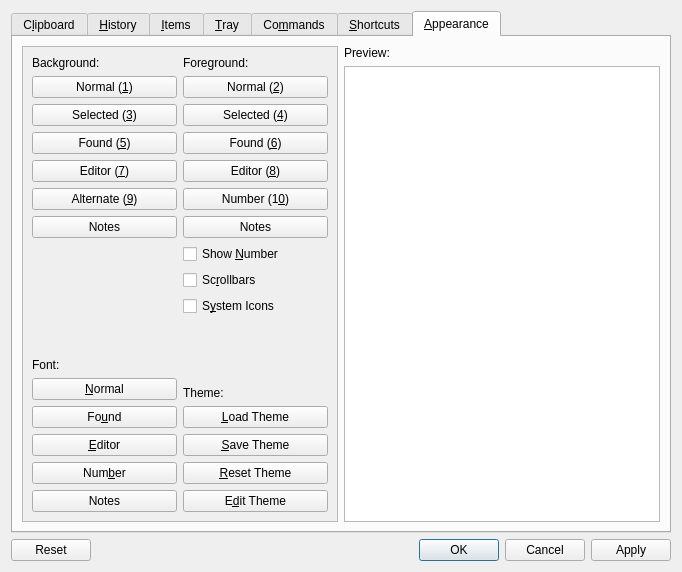
Above: src/ui/configurationmanager.ui from hluk/CopyQ before the change. Below: the same form after it.
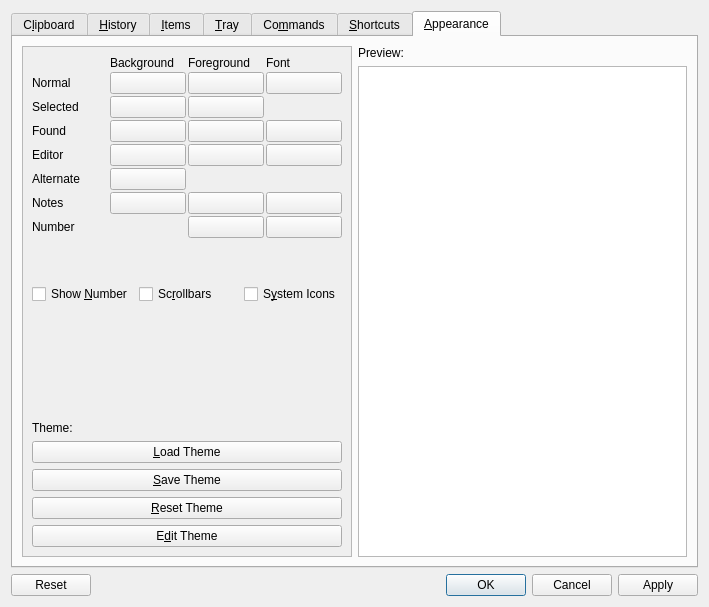
That is the form after the change. The open tabs and pages were chosen to show the change. Icons and pictures are not drawn. Custom widgets are drawn as their Qt base class.

Commit message: Change appearance tab layout and preview font in button icon

Diff of the .ui file:
```diff
--- a/src/ui/configurationmanager.ui
+++ b/src/ui/configurationmanager.ui
@@ -6,8 +6,8 @@
    <rect>
     <x>0</x>
     <y>0</y>
-    <width>682</width>
-    <height>572</height>
+    <width>709</width>
+    <height>607</height>
    </rect>
   </property>
   <property name="minimumSize">
@@ -1219,173 +1219,222 @@
              <rect>
               <x>0</x>
               <y>0</y>
-              <width>315</width>
-              <height>463</height>
+              <width>329</width>
+              <height>498</height>
              </rect>
             </property>
-            <layout class="QHBoxLayout" name="horizontalLayout_3">
+            <layout class="QVBoxLayout" name="verticalLayout_9">
              <item>
-              <layout class="QVBoxLayout" name="verticalLayout_9">
-               <property name="leftMargin">
-                <number>0</number>
+              <layout class="QGridLayout" name="gridLayout_6">
+               <property name="spacing">
+                <number>2</number>
                </property>
-               <item>
+               <item row="0" column="1">
                 <widget class="QLabel" name="label_8">
                  <property name="text">
-                  <string>Background:</string>
+                  <string>Background</string>
                  </property>
                 </widget>
                </item>
-               <item>
+               <item row="4" column="2">
+                <widget class="QPushButton" name="pushButtonColorEditorFg">
+                 <property name="text">
+                  <string/>
+                 </property>
+                </widget>
+               </item>
+               <item row="1" column="1">
                 <widget class="QPushButton" name="pushButtonColorBg">
                  <property name="text">
-                  <string>Normal (&amp;1)</string>
+                  <string/>
                  </property>
                 </widget>
                </item>
-               <item>
+               <item row="0" column="2">
+                <widget class="QLabel" name="label_12">
+                 <property name="text">
+                  <string>Foreground</string>
+                 </property>
+                </widget>
+               </item>
+               <item row="1" column="3">
+                <widget class="QPushButton" name="pushButtonFont">
+                 <property name="text">
+                  <string/>
+                 </property>
+                </widget>
+               </item>
+               <item row="2" column="1">
                 <widget class="QPushButton" name="pushButtonColorSelBg">
                  <property name="text">
-                  <string>Selected (&amp;3)</string>
+                  <string/>
                  </property>
                 </widget>
                </item>
-               <item>
-                <widget class="QPushButton" name="pushButtonColorFindBg">
+               <item row="0" column="3">
+                <widget class="QLabel" name="label_13">
                  <property name="text">
-                  <string>Found (&amp;5)</string>
+                  <string>Font</string>
                  </property>
                 </widget>
                </item>
-               <item>
-                <widget class="QPushButton" name="pushButtonColorEditorBg">
+               <item row="2" column="2">
+                <widget class="QPushButton" name="pushButtonColorSelFg">
                  <property name="text">
-                  <string>Editor (&amp;7)</string>
+                  <string/>
                  </property>
                 </widget>
                </item>
-               <item>
+               <item row="1" column="2">
+                <widget class="QPushButton" name="pushButtonColorFg">
+                 <property name="text">
+                  <string/>
+                 </property>
+                </widget>
+               </item>
+               <item row="7" column="0">
+                <widget class="QLabel" name="label_39">
+                 <property name="text">
+                  <string>Number</string>
+                 </property>
+                </widget>
+               </item>
+               <item row="3" column="1">
+                <widget class="QPushButton" name="pushButtonColorFoundBg">
+                 <property name="text">
+                  <string/>
+                 </property>
+                </widget>
+               </item>
+               <item row="5" column="1">
                 <widget class="QPushButton" name="pushButtonColorAltBg">
                  <property name="text">
-                  <string>Alternate (&amp;9)</string>
+                  <string/>
                  </property>
                 </widget>
                </item>
-               <item>
+               <item row="2" column="0">
+                <widget class="QLabel" name="label_34">
+                 <property name="text">
+                  <string>Selected</string>
+                 </property>
+                </widget>
+               </item>
+               <item row="1" column="0">
+                <widget class="QLabel" name="label_33">
+                 <property name="text">
+                  <string>Normal</string>
+                 </property>
+                </widget>
+               </item>
+               <item row="4" column="1">
+                <widget class="QPushButton" name="pushButtonColorEditorBg">
+                 <property name="text">
+                  <string/>
+                 </property>
+                </widget>
+               </item>
+               <item row="3" column="0">
+                <widget class="QLabel" name="label_35">
+                 <property name="text">
+                  <string>Found</string>
+                 </property>
+                </widget>
+               </item>
+               <item row="3" column="2">
+                <widget class="QPushButton" name="pushButtonColorFoundFg">
+                 <property name="text">
+                  <string/>
+                 </property>
+                </widget>
+               </item>
+               <item row="4" column="0">
+                <widget class="QLabel" name="label_36">
+                 <property name="text">
+                  <string>Editor</string>
+                 </property>
+                </widget>
+               </item>
+               <item row="7" column="2">
+                <widget class="QPushButton" name="pushButtonColorNumberFg">
+                 <property name="text">
+                  <string/>
+                 </property>
+                </widget>
+               </item>
+               <item row="6" column="2">
+                <widget class="QPushButton" name="pushButtonColorNotesFg">
+                 <property name="text">
+                  <string/>
+                 </property>
+                </widget>
+               </item>
+               <item row="5" column="0">
+                <widget class="QLabel" name="label_37">
+                 <property name="text">
+                  <string>Alternate</string>
+                 </property>
+                </widget>
+               </item>
+               <item row="6" column="1">
                 <widget class="QPushButton" name="pushButtonColorNotesBg">
                  <property name="text">
+                  <string/>
+                 </property>
+                </widget>
+               </item>
+               <item row="6" column="0">
+                <widget class="QLabel" name="label_38">
+                 <property name="text">
                   <string>Notes</string>
                  </property>
                 </widget>
                </item>
-               <item>
-                <spacer name="verticalSpacer_3">
-                 <property name="orientation">
-                  <enum>Qt::Vertical</enum>
-                 </property>
-                 <property name="sizeHint" stdset="0">
-                  <size>
-                   <width>20</width>
-                   <height>40</height>
-                  </size>
-                 </property>
-                </spacer>
-               </item>
-               <item>
-                <widget class="QLabel" name="label_13">
-                 <property name="text">
-                  <string>Font:</string>
-                 </property>
-                </widget>
-               </item>
-               <item>
-                <widget class="QPushButton" name="pushButtonFont">
-                 <property name="text">
-                  <string>&amp;Normal</string>
-                 </property>
-                </widget>
-               </item>
-               <item>
-                <widget class="QPushButton" name="pushButtonFoundFont">
-                 <property name="text">
-                  <string>Fo&amp;und</string>
-                 </property>
-                </widget>
-               </item>
-               <item>
+               <item row="4" column="3">
                 <widget class="QPushButton" name="pushButtonEditorFont">
                  <property name="text">
-                  <string>&amp;Editor</string>
+                  <string/>
                  </property>
                 </widget>
                </item>
-               <item>
+               <item row="7" column="3">
                 <widget class="QPushButton" name="pushButtonNumberFont">
                  <property name="text">
-                  <string>Num&amp;ber</string>
+                  <string/>
                  </property>
                 </widget>
                </item>
-               <item>
+               <item row="6" column="3">
                 <widget class="QPushButton" name="pushButtonNotesFont">
                  <property name="text">
-                  <string>Notes</string>
+                  <string/>
                  </property>
                 </widget>
                </item>
+               <item row="3" column="3">
+                <widget class="QPushButton" name="pushButtonFoundFont">
+                 <property name="text">
+                  <string/>
+                 </property>
+                </widget>
+               </item>
+               <item row="8" column="0">
+                <spacer name="verticalSpacer_3">
+                 <property name="orientation">
+                  <enum>Qt::Vertical</enum>
+                 </property>
+                 <property name="sizeHint" stdset="0">
+                  <size>
+                   <width>20</width>
+                   <height>40</height>
+                  </size>
+                 </property>
+                </spacer>
+               </item>
               </layout>
              </item>
              <item>
-              <layout class="QVBoxLayout" name="verticalLayout_5">
-               <item>
-                <widget class="QLabel" name="label_12">
-                 <property name="text">
-                  <string>Foreground:</string>
-                 </property>
-                </widget>
-               </item>
-               <item>
-                <widget class="QPushButton" name="pushButtonColorFg">
-                 <property name="text">
-                  <string>Normal (&amp;2)</string>
-                 </property>
-                </widget>
-               </item>
-               <item>
-                <widget class="QPushButton" name="pushButtonColorSelFg">
-                 <property name="text">
-                  <string>Selected (&amp;4)</string>
-                 </property>
-                </widget>
-               </item>
-               <item>
-                <widget class="QPushButton" name="pushButtonColorFindFg">
-                 <property name="text">
-                  <string>Found (&amp;6)</string>
-                 </property>
-                </widget>
-               </item>
-               <item>
-                <widget class="QPushButton" name="pushButtonColorEditorFg">
-                 <property name="text">
-                  <string>Editor (&amp;8)</string>
-                 </property>
-                </widget>
-               </item>
-               <item>
-                <widget class="QPushButton" name="pushButtonColorNumberFg">
-                 <property name="text">
-                  <string>Number (1&amp;0)</string>
-                 </property>
-                </widget>
-               </item>
-               <item>
-                <widget class="QPushButton" name="pushButtonColorNotesFg">
-                 <property name="text">
-                  <string>Notes</string>
-                 </property>
-                </widget>
-               </item>
+              <layout class="QHBoxLayout" name="horizontalLayout_13">
                <item>
                 <widget class="QCheckBox" name="checkBoxShowNumber">
                  <property name="text">
@@ -1413,19 +1462,23 @@
                  </property>
                 </widget>
                </item>
-               <item>
-                <spacer name="verticalSpacer_5">
-                 <property name="orientation">
-                  <enum>Qt::Vertical</enum>
-                 </property>
-                 <property name="sizeHint" stdset="0">
-                  <size>
-                   <width>20</width>
-                   <height>40</height>
-                  </size>
-                 </property>
-                </spacer>
-               </item>
+              </layout>
+             </item>
+             <item>
+              <spacer name="verticalSpacer_5">
+               <property name="orientation">
+                <enum>Qt::Vertical</enum>
+               </property>
+               <property name="sizeHint" stdset="0">
+                <size>
+                 <width>20</width>
+                 <height>40</height>
+                </size>
+               </property>
+              </spacer>
+             </item>
+             <item>
+              <layout class="QVBoxLayout" name="verticalLayout_5">
                <item>
                 <widget class="QLabel" name="label_14">
                  <property name="text">
```
Left out of the diff: 20 changed lines with no effect on the pictures. The commit also changes 2 other files.
